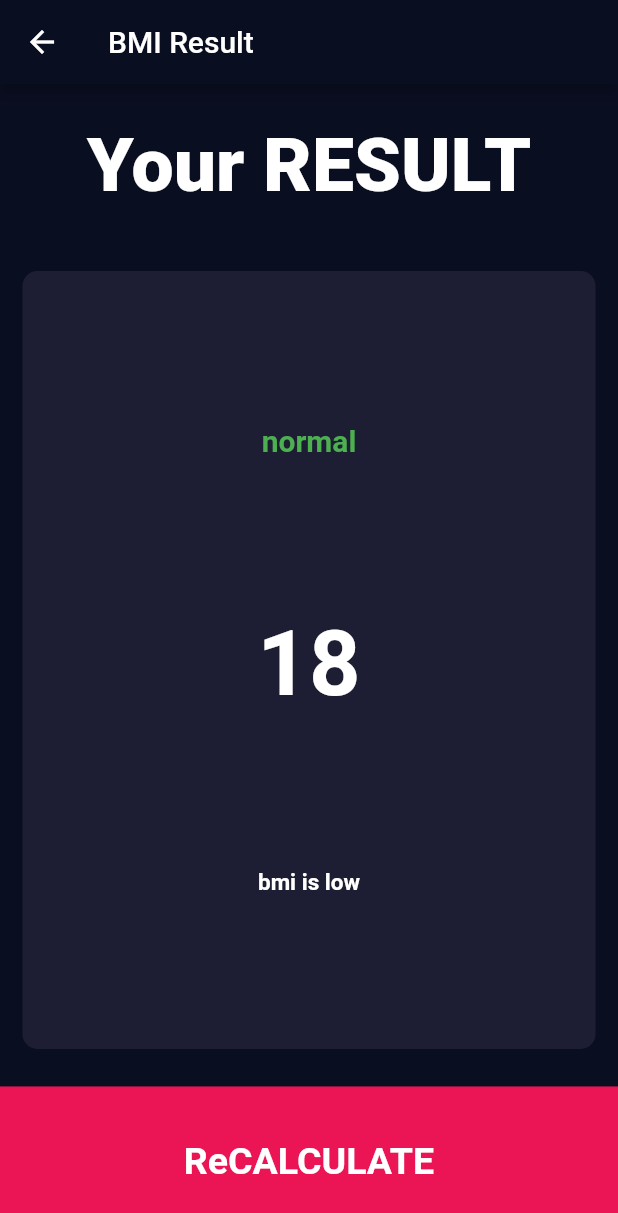
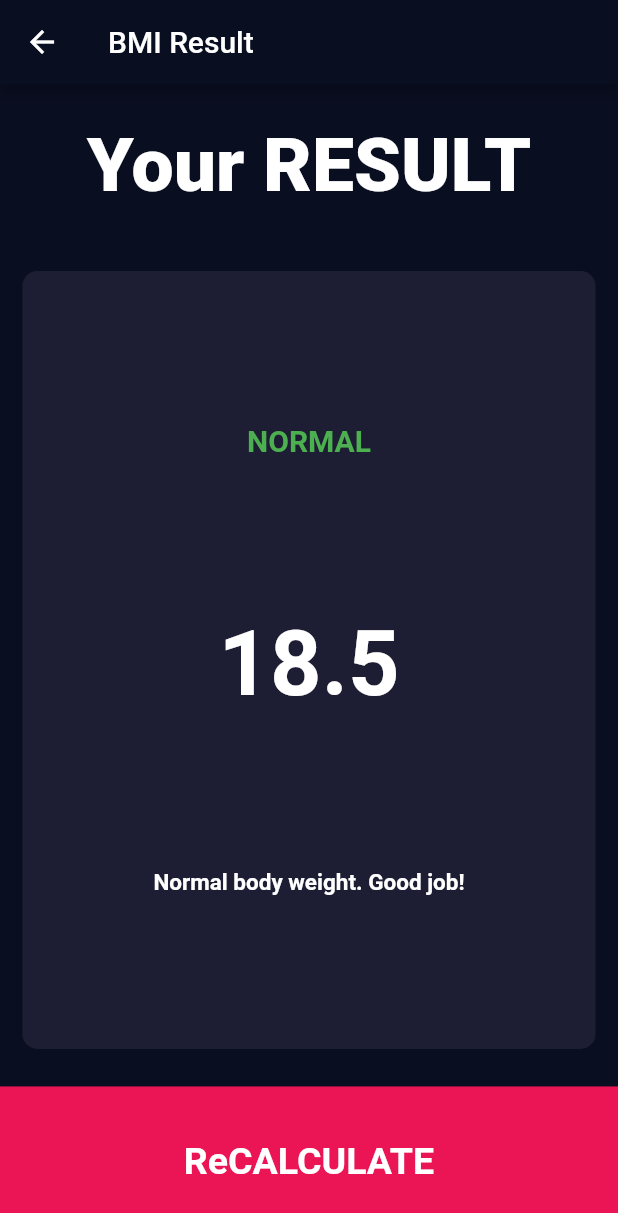
Before and after one commit to I-am-Zain/bmi_calculator_flutter, a Flutter app: the screen it shows after launch, after a tap on "CALCULATE", on a phone screen of 412 x 824 dp. Shown: the top 1213 px of the screen. Run offline on Flutter 3.47's test engine with Material 2 defaults, Android fonts, the phone set to English and light mode, and no system bars; our stand-ins replace font_awesome_flutter.

Commit message:
lecture 70 part16 DONE! (last video <calculatorbrain>)

```diff
--- /dev/null
+++ b/lib/calculatorBrainFile.dart
@@ -0,0 +1,33 @@
+import 'dart:math';
+
+// ignore: camel_case_types
+class calculatorBrain {
+  calculatorBrain({this.height, this.weight});
+  final int height;
+  final int weight;
+  double bmi;
+  String calculateBMI() {
+    bmi = weight / pow(height / 100, 2);
+    return bmi.toStringAsFixed(1);
+  }
+
+  String getResult() {
+    if (bmi >= 25) {
+      return 'OverWeight';
+    } else if (bmi > 18.5) {
+      return 'Normal';
+    } else {
+      return 'UnderWeight';
+    }
+  }
+
+  String getInterpretation() {
+    if (bmi >= 25) {
+      return 'You have higher body weight than normal.Try to Excercise';
+    } else if (bmi >= 18.5) {
+      return 'Normal body weight. Good job!';
+    } else {
+      return 'You have lower body weight than normal.Try to Eat a bit more';
+    }
+  }
+}
--- a/lib/inputPage.dart
+++ b/lib/inputPage.dart
@@ -4,6 +4,7 @@ import 'package:flutter/cupertino.dart';
 import 'package:flutter/material.dart';
 import 'package:font_awesome_flutter/font_awesome_flutter.dart';
 
+import 'calculatorBrainFile.dart';
 import 'constantFile.dart';
 import 'containerCode.dart';
 import 'iconANDtext.dart';
@@ -203,8 +204,16 @@ class _InputPageState extends State<InputPage> {
           ),
           GestureDetector(
             onTap: () {
-              Navigator.push(context,
-                  MaterialPageRoute(builder: (context) => ResultScreen()));
+              calculatorBrain cal =
+                  calculatorBrain(height: sliderHeight, weight: sliderWeight);
+              Navigator.push(
+                  context,
+                  MaterialPageRoute(
+                      builder: (context) => ResultScreen(
+                            bmiResult: cal.calculateBMI(),
+                            bmiText: cal.getResult(),
+                            bmiInterpret: cal.getInterpretation(),
+                          )));
             },
             child: Container(
               child: Center(
--- a/lib/resultFile.dart
+++ b/lib/resultFile.dart
@@ -5,6 +5,13 @@ import 'containerCode.dart';
 import 'inputPage.dart';
 
 class ResultScreen extends StatelessWidget {
+  ResultScreen(
+      {@required this.bmiResult,
+      @required this.bmiText,
+      @required this.bmiInterpret});
+  final String bmiResult;
+  final String bmiText;
+  final String bmiInterpret;
   @override
   Widget build(BuildContext context) {
     return Scaffold(
@@ -34,15 +41,15 @@ class ResultScreen extends StatelessWidget {
                 crossAxisAlignment: CrossAxisAlignment.center,
                 children: [
                   Text(
-                    'normal', //bmiText.toUpperCase(),
+                    bmiText.toUpperCase(),
                     style: kResultTXT,
                   ),
                   Text(
-                    '18', // bmiResult,
+                    bmiResult,
                     style: kBMIResultBody,
                   ),
                   Text(
-                    'bmi is low', //bmiInterpret,
+                    bmiInterpret,
                     textAlign: TextAlign.center,
                     style: kBMiResultTXT,
                   ),
```
